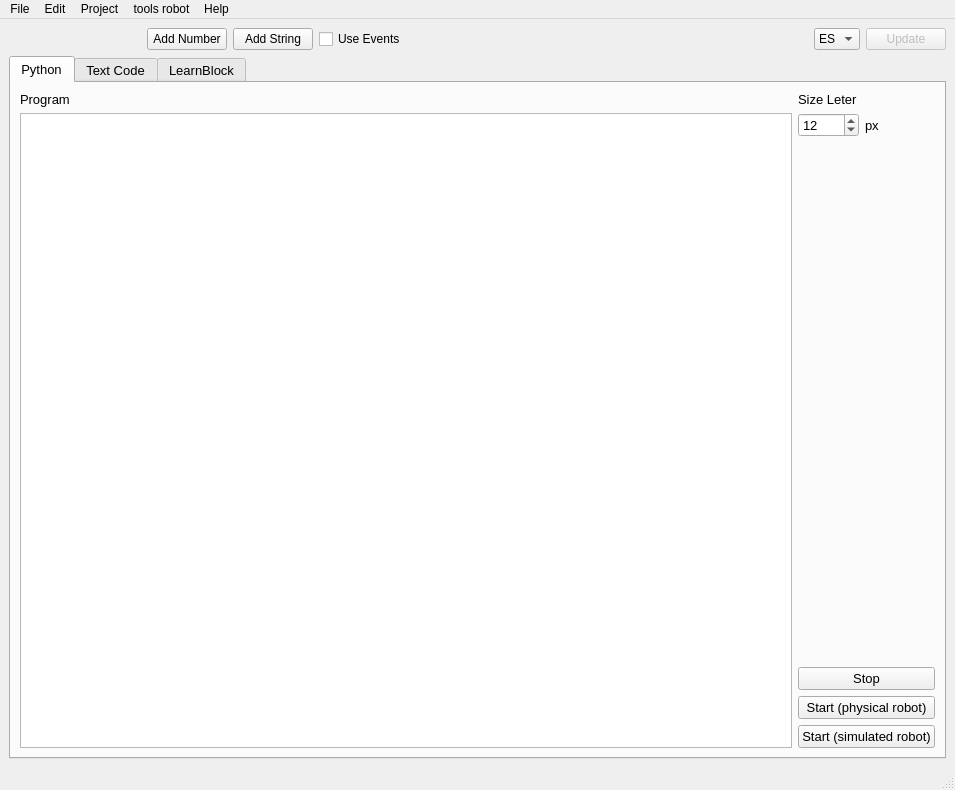
This is learnbot_dsl/guis/Learnblock.ui in robocomp/LearnBlock as Qt 5 draws it before an edit. The edited form follows.
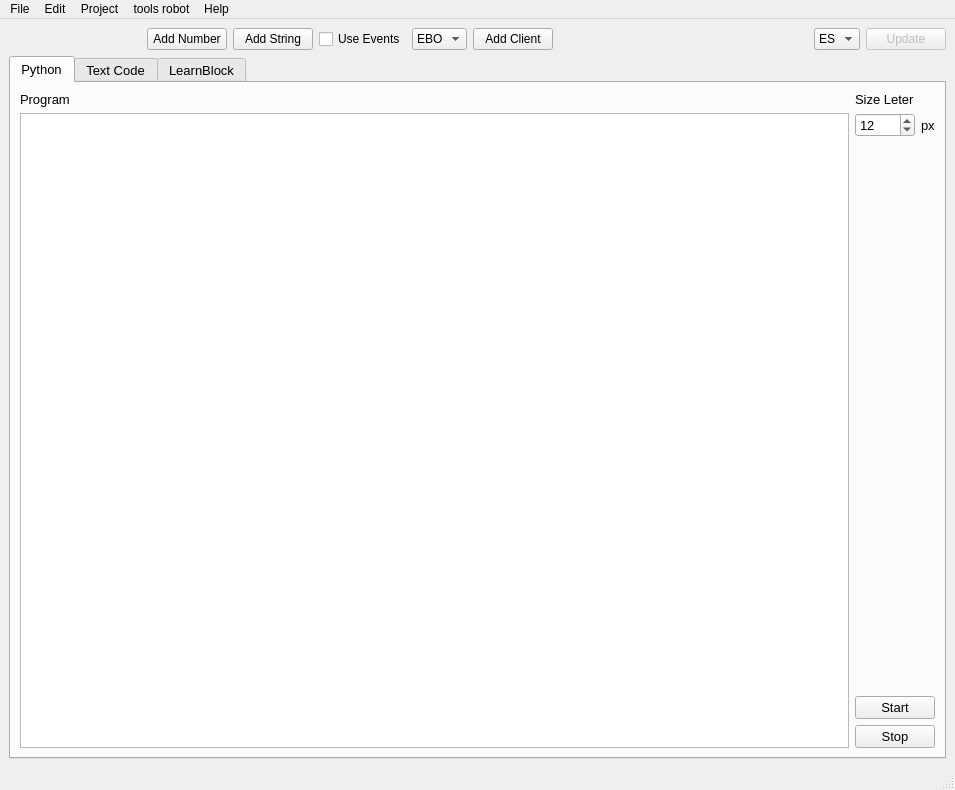
This is the edited form. The open tabs and pages were chosen to show the change.

Commit message: Update Learnblock to can add new robot client. Update functions to new client Update translators.

What changed in the file:
```diff
--- a/learnbot_dsl/guis/Learnblock.ui
+++ b/learnbot_dsl/guis/Learnblock.ui
@@ -92,6 +92,22 @@
         </property>
        </widget>
       </item>
+      <item>
+       <widget class="QComboBox" name="clientscomboBox">
+        <item>
+         <property name="text">
+          <string>EBO</string>
+         </property>
+        </item>
+       </widget>
+      </item>
+      <item>
+       <widget class="QPushButton" name="addClientPushButton">
+        <property name="text">
+         <string>Add Client</string>
+        </property>
+       </widget>
+      </item>
       <item>
        <spacer name="horizontalSpacer">
         <property name="orientation">
@@ -226,6 +242,13 @@
           </item>
           <item>
            <layout class="QVBoxLayout" name="verticalLayout_19">
+            <item>
+             <widget class="QPushButton" name="startPythonPushButton">
+              <property name="text">
+               <string>Start</string>
+              </property>
+             </widget>
+            </item>
             <item>
              <widget class="QPushButton" name="stopPythonPushButton">
               <property name="enabled">
@@ -236,23 +259,6 @@
               </property>
              </widget>
             </item>
-            <item>
-             <widget class="QPushButton" name="startPRPythonPushButton">
-              <property name="text">
-               <string>Start (physical robot)</string>
-              </property>
-             </widget>
-            </item>
-            <item>
-             <widget class="QPushButton" name="startSRPythonPushButton">
-              <property name="enabled">
-               <bool>true</bool>
-              </property>
-              <property name="text">
-               <string>Start (simulated robot)</string>
-              </property>
-             </widget>
-            </item>
            </layout>
           </item>
          </layout>
```
Left out of the diff: 55 changed lines with no effect on the pictures. The commit also changes 29 other files.
